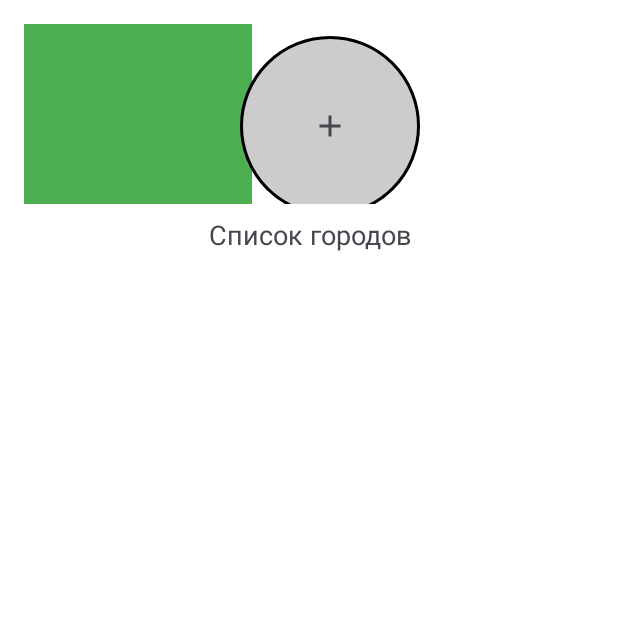
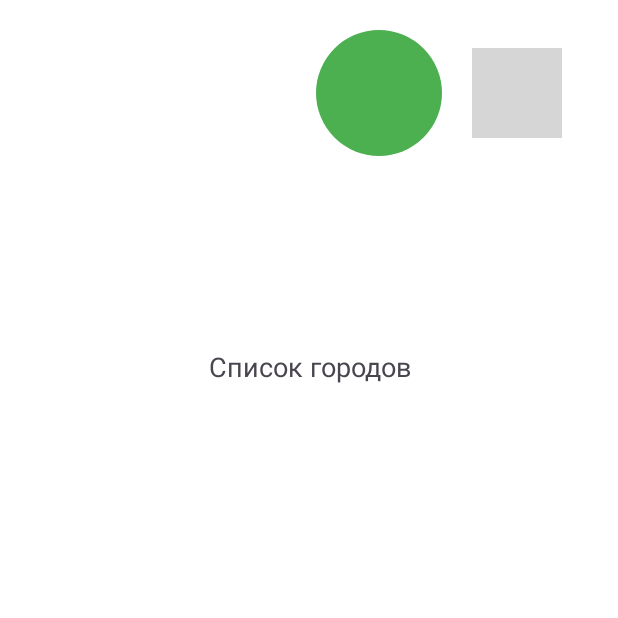
Before and after one commit to ILYAPROKOFEV101/Citiesapp, an Android app: the screen it shows after launch (MainActivity), item 2 of the bottom bar chosen, on a phone screen of 412 x 824 dp, the top half of it. Run offline under Robolectric (Android 15) with nearby library versions, the phone set to English and light mode, and no system bars; our stand-ins replace Room's generated code; grey boxes are pictures that could not be loaded.

Commit message:
пофиксил баг

```diff
--- a/app/build.gradle.kts
+++ b/app/build.gradle.kts
@@ -39,6 +39,9 @@ android {
 
 dependencies {
 
+
+    implementation("androidx.recyclerview:recyclerview:1.4.0")
+// Актуальная версия
     // Room
     implementation ("androidx.room:room-runtime:2.7.2")
     kapt ("androidx.room:room-compiler:2.7.2")
--- a/app/src/main/java/com/ilya/citiesapp/MainActivity.kt
+++ b/app/src/main/java/com/ilya/citiesapp/MainActivity.kt
@@ -46,7 +46,7 @@ class MainActivity : AppCompatActivity() {
             when (it.itemId) {
                 R.id.nav_cities -> {
                     selectedList?.let { list -> openCitiesFragment(list) }
-                    true
+                    false
                 }
                 R.id.nav_menu -> {
                     MenuBottomSheet { selected ->
--- a/app/src/main/java/com/ilya/citiesapp/ui/MenuBottomSheet.kt
+++ b/app/src/main/java/com/ilya/citiesapp/ui/MenuBottomSheet.kt
@@ -1,5 +1,6 @@
 package com.ilya.citiesapp.ui
 
+import android.graphics.Rect
 import android.os.Bundle
 import android.view.LayoutInflater
 import android.view.View
@@ -14,8 +15,8 @@ import com.google.android.material.bottomsheet.BottomSheetDialogFragment
 import com.ilya.citiesapp.R
 import com.ilya.citiesapp.data.CityList
 import com.ilya.citiesapp.ui.adapters.CarouselAdapter
+import com.ilya.citiesapp.ui.adapters.LimitedScrollLinearLayoutManager
 import com.ilya.citiesapp.viewmodel.CityViewModel
-
 class MenuBottomSheet(
     private val onSelect: (CityList) -> Unit
 ) : BottomSheetDialogFragment() {
@@ -26,23 +27,34 @@ class MenuBottomSheet(
     private lateinit var layoutManager: LinearLayoutManager
     private lateinit var snapHelper: LinearSnapHelper
 
+    private var isScrollCorrectionInProgress = false
+
     override fun onCreateView(inflater: LayoutInflater, container: ViewGroup?, savedInstanceState: Bundle?): View {
         val view = inflater.inflate(R.layout.menu_bottom_sheet, container, false)
+
         carousel = view.findViewById(R.id.carouselRecyclerView)
         viewModel = ViewModelProvider(requireActivity())[CityViewModel::class.java]
 
-        layoutManager = LinearLayoutManager(requireContext(), LinearLayoutManager.HORIZONTAL, false)
+        layoutManager = LimitedScrollLinearLayoutManager(
+            requireContext(),
+            LinearLayoutManager.HORIZONTAL,
+            false
+        )
         carousel.layoutManager = layoutManager
 
         snapHelper = LinearSnapHelper()
         snapHelper.attachToRecyclerView(carousel)
 
+
+
+
+        // Подставляем данные в адаптер
         viewModel.cityLists.observe(viewLifecycleOwner) { lists ->
             adapter = CarouselAdapter(
                 items = lists,
                 onItemSelected = { list ->
                     val pos = lists.indexOf(list)
-                    if (pos != -1 && pos < adapter.itemCount - 1) {
+                    if (pos != -1) {
                         adapter.selectedPosition = pos
                         adapter.notifyDataSetChanged()
                         onSelect(list)
@@ -53,18 +65,46 @@ class MenuBottomSheet(
                 }
             )
             carousel.adapter = adapter
+
+            // При старте выбираем первый элемент по умолчанию
+            adapter.selectedPosition = 0
+            adapter.notifyDataSetChanged()
+            onSelect(lists.firstOrNull() ?: return@observe)
         }
+
+        // Добавляем ItemDecoration для отступов — центрируем первый и последний элемент
+        carousel.addItemDecoration(object : RecyclerView.ItemDecoration() {
+            override fun getItemOffsets(
+                outRect: Rect,
+                view: View,
+                parent: RecyclerView,
+                state: RecyclerView.State
+            ) {
+                val position = parent.getChildAdapterPosition(view)
+                if (position == 0) {
+                    val itemWidth = view.layoutParams.width
+                    val sidePadding = (parent.width / 2) - (itemWidth / 2)
+                    outRect.left = sidePadding
+                }
+            }
+        })
 
         carousel.addOnScrollListener(object : RecyclerView.OnScrollListener() {
             override fun onScrollStateChanged(rv: RecyclerView, state: Int) {
-                if (state == RecyclerView.SCROLL_STATE_IDLE) {
+                if (state == RecyclerView.SCROLL_STATE_IDLE && !isScrollCorrectionInProgress) {
                     val centerView = snapHelper.findSnapView(layoutManager) ?: return
                     val pos = layoutManager.getPosition(centerView)
-                    val isAddButton = pos == adapter.itemCount - 1
+
+                    val lastIndex = adapter.itemCount - 1
+                    val isAddButton = pos == lastIndex
 
                     if (isAddButton) {
-                        // нельзя выбрать "+", отскроллим назад
-                        carousel.smoothScrollToPosition(adapter.selectedPosition)
+                        // НЕ позволяем + быть в центре, откатываем к selectedPosition
+                        isScrollCorrectionInProgress = true
+                        carousel.post {
+                            carousel.smoothScrollToPosition(adapter.selectedPosition)
+                            isScrollCorrectionInProgress = false
+                        }
                     } else {
                         adapter.selectedPosition = pos
                         adapter.notifyDataSetChanged()
--- a/app/src/main/java/com/ilya/citiesapp/ui/adapters/CarouselAdapter.kt
+++ b/app/src/main/java/com/ilya/citiesapp/ui/adapters/CarouselAdapter.kt
@@ -1,9 +1,11 @@
 package com.ilya.citiesapp.ui.adapters
 
 import android.graphics.Color
+import android.graphics.Outline
 import android.view.LayoutInflater
 import android.view.View
 import android.view.ViewGroup
+import android.view.ViewOutlineProvider
 import android.widget.TextView
 import androidx.recyclerview.widget.RecyclerView
 import com.ilya.citiesapp.R
@@ -28,7 +30,9 @@ class CarouselAdapter(
         return if (position == items.size) TYPE_ADD else TYPE_ITEM
     }
 
-    fun getItemAt(position: Int): CityList = items[position]
+    fun getItemAt(pos: Int): CityList {
+        return items.getOrNull(pos).takeIf { pos < items.size } ?: items.last()
+    }
 
     override fun onCreateViewHolder(parent: ViewGroup, viewType: Int): RecyclerView.ViewHolder {
         val inflater = LayoutInflater.from(parent.context)
@@ -52,19 +56,37 @@ class CarouselAdapter(
         }
     }
 
+
+
     inner class ItemViewHolder(itemView: View) : RecyclerView.ViewHolder(itemView) {
         private val colorCircle: View = itemView.findViewById(R.id.colorCircle)
 
         fun bind(list: CityList, isSelected: Boolean) {
+            // Применяем цвет и делаем закругление
             colorCircle.setBackgroundColor(Color.parseColor(list.colorHex))
+
+            // Программно закругляем в круг (если ширина и высота равны)
+            colorCircle.clipToOutline = true
+            colorCircle.outlineProvider = object : ViewOutlineProvider() {
+                override fun getOutline(view: View, outline: Outline) {
+                    val size = view.width.coerceAtMost(view.height)
+                    outline.setOval(0, 0, size, size)
+                }
+            }
+
+            // Масштабируем если выбран
             val scale = if (isSelected) 1.4f else 1.0f
-            itemView.scaleX = scale
-            itemView.scaleY = scale
+            colorCircle.scaleX = scale
+            colorCircle.scaleY = scale
 
             itemView.setOnClickListener {
                 onItemSelected(list)
             }
+
+            // Обновим отображение после layout
+            colorCircle.postInvalidate()
         }
+
     }
 
     inner class AddViewHolder(itemView: View) : RecyclerView.ViewHolder(itemView)
--- /dev/null
+++ b/app/src/main/java/com/ilya/citiesapp/ui/adapters/LimitedScrollLinearLayoutManager.kt
@@ -0,0 +1,30 @@
+package com.ilya.citiesapp.ui.adapters
+
+import android.content.Context
+import androidx.recyclerview.widget.LinearLayoutManager
+import androidx.recyclerview.widget.RecyclerView
+
+class LimitedScrollLinearLayoutManager(
+    context: Context,
+    orientation: Int,
+    reverseLayout: Boolean
+) : LinearLayoutManager(context, orientation, reverseLayout) {
+
+    override fun scrollHorizontallyBy(dx: Int, recycler: RecyclerView.Recycler?, state: RecyclerView.State?): Int {
+        val scrolled = super.scrollHorizontallyBy(dx, recycler, state)
+        if (childCount == 0) return scrolled
+
+        val lastView = getChildAt(childCount - 1) ?: return scrolled
+        val lastPos = getPosition(lastView)
+
+        // Если последний элемент полностью виден — запрещаем скроллить дальше
+        if (lastPos == itemCount - 1) {
+            val rightEdge = getDecoratedRight(lastView)
+            if (rightEdge <= width) {
+                return 0 // не скроллим
+            }
+        }
+
+        return scrolled
+    }
+}
--- a/app/src/main/res/drawable/add_24px.xml
+++ b/app/src/main/res/drawable/add_24px.xml
@@ -1,10 +1,10 @@
 <vector xmlns:android="http://schemas.android.com/apk/res/android"
-    android:width="24dp"
-    android:height="24dp"
+    android:width="60dp"
+    android:height="60dp"
     android:viewportWidth="960"
     android:viewportHeight="960"
     android:tint="?attr/colorControlNormal">
   <path
-      android:fillColor="@android:color/white"
+      android:fillColor="@color/black"
       android:pathData="M440,520L200,520L200,440L440,440L440,200L520,200L520,440L760,440L760,520L520,520L520,760L440,760L440,520Z"/>
 </vector>
--- a/app/src/main/res/drawable/circle_add.xml
+++ b/app/src/main/res/drawable/circle_background.xml
@@ -1,5 +1,4 @@
 <shape xmlns:android="http://schemas.android.com/apk/res/android"
     android:shape="oval">
-    <solid android:color="#CCCCCC" />
-    <stroke android:width="2dp" android:color="#000000"/>
+    <solid android:color="#FF4081" /> <!-- Или динамически задавай -->
 </shape>
--- a/app/src/main/res/layout/item_add_button.xml
+++ b/app/src/main/res/layout/item_add_button.xml
@@ -1,17 +1,17 @@
 <?xml version="1.0" encoding="utf-8"?>
 <FrameLayout
     xmlns:android="http://schemas.android.com/apk/res/android"
-    android:layout_width="120dp"
-    android:layout_height="120dp"
+    android:layout_width="wrap_content"
+    android:layout_height="wrap_content"
     android:layout_margin="8dp">
 
     <ImageView
         android:id="@+id/addIcon"
-        android:layout_width="match_parent"
-        android:layout_height="match_parent"
+        android:layout_width="60dp"
+        android:layout_height="60dp"
+        android:layout_margin="8dp"
         android:background="@drawable/circle_add"
-        android:src="@drawable/add_24px"
+        android:padding="24dp"
         android:scaleType="centerInside"
-        android:padding="24dp"
-        android:layout_gravity="center" />
+        android:src="@drawable/add_24px" />
 </FrameLayout>
--- /dev/null
+++ b/app/src/main/res/layout/item_carousel.xml
@@ -0,0 +1,13 @@
+<FrameLayout xmlns:android="http://schemas.android.com/apk/res/android"
+    android:id="@+id/itemContainer"
+    android:layout_width="100dp"
+    android:layout_height="100dp"
+    android:layout_margin="8dp">
+
+    <View
+        android:id="@+id/circleView"
+        android:layout_width="match_parent"
+        android:layout_height="match_parent"
+        android:background="@drawable/circle_background" />
+
+</FrameLayout>
--- a/app/src/main/res/layout/item_city_list.xml
+++ b/app/src/main/res/layout/item_city_list.xml
@@ -1,13 +1,14 @@
 <!-- item_city_list.xml -->
 <FrameLayout xmlns:android="http://schemas.android.com/apk/res/android"
-    android:layout_width="120dp"
-    android:layout_height="120dp"
+    android:layout_width="wrap_content"
+    android:layout_height="wrap_content"
     android:layout_margin="8dp">
 
     <View
         android:id="@+id/colorCircle"
-        android:layout_width="match_parent"
-        android:layout_height="match_parent"
-        android:background="@drawable/circle_24px"
-        android:layout_gravity="center"/>
+        android:layout_width="60dp"
+        android:layout_height="60dp"
+        android:layout_margin="8dp"
+        android:background="@drawable/circle_background" />
+
 </FrameLayout>
--- a/app/src/main/res/layout/menu_bottom_sheet.xml
+++ b/app/src/main/res/layout/menu_bottom_sheet.xml
@@ -5,19 +5,27 @@
     android:layout_width="match_parent"
     android:layout_height="wrap_content"
     android:fillViewport="true"
-    android:background="@android:color/white">
+    android:background="@android:color/white"
+    android:clipChildren="false"
+    android:clipToPadding="false">
 
     <LinearLayout
         android:orientation="vertical"
         android:layout_width="match_parent"
         android:layout_height="wrap_content"
-        android:padding="16dp">
+        android:padding="16dp"
+        android:clipChildren="false"
+        android:clipToPadding="false">
 
         <androidx.recyclerview.widget.RecyclerView
             android:id="@+id/carouselRecyclerView"
             android:layout_width="match_parent"
-            android:layout_height="120dp"
-            android:orientation="horizontal" />
+            android:layout_height="208dp"
+            android:orientation="horizontal"
+            android:clipChildren="false"
+            android:clipToPadding="false"
+            />
+
 
         <TextView
             android:id="@+id/fullListName"
@@ -29,11 +37,5 @@
             android:paddingTop="8dp" />
 
         <!-- Здесь можешь добавить список городов выбранного набора -->
-        <androidx.recyclerview.widget.RecyclerView
-            android:id="@+id/selectedCitiesRecycler"
-            android:layout_width="match_parent"
-            android:layout_height="wrap_content"
-            android:layout_marginTop="12dp"
-            android:nestedScrollingEnabled="false" />
     </LinearLayout>
 </androidx.core.widget.NestedScrollView>
```
